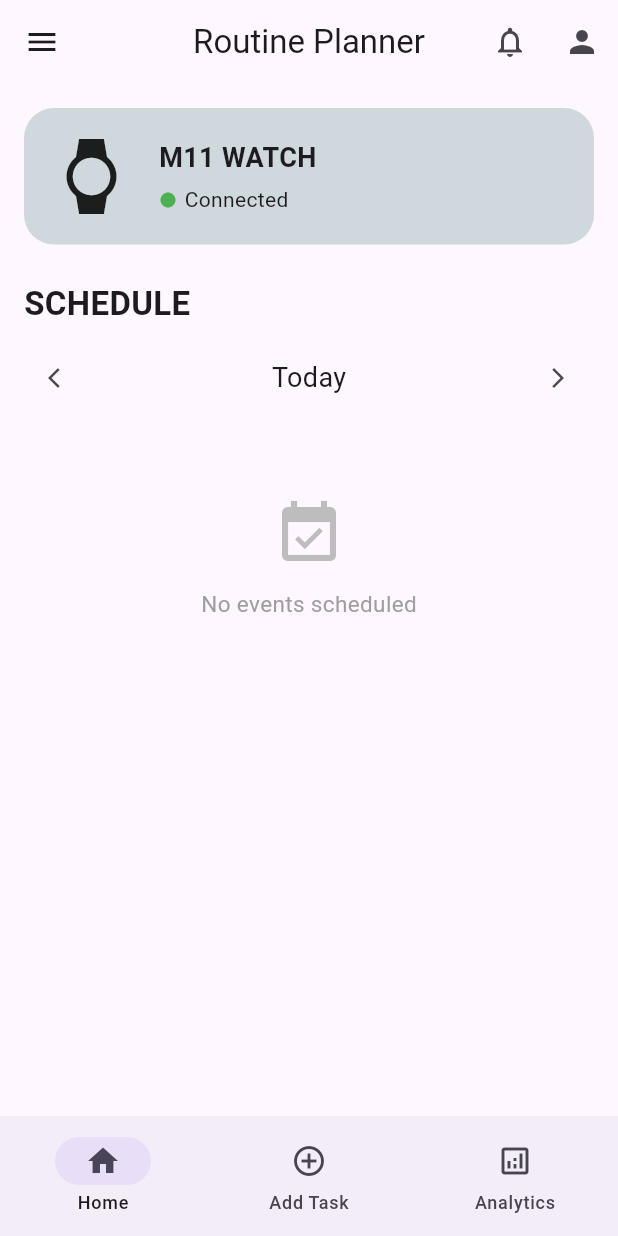
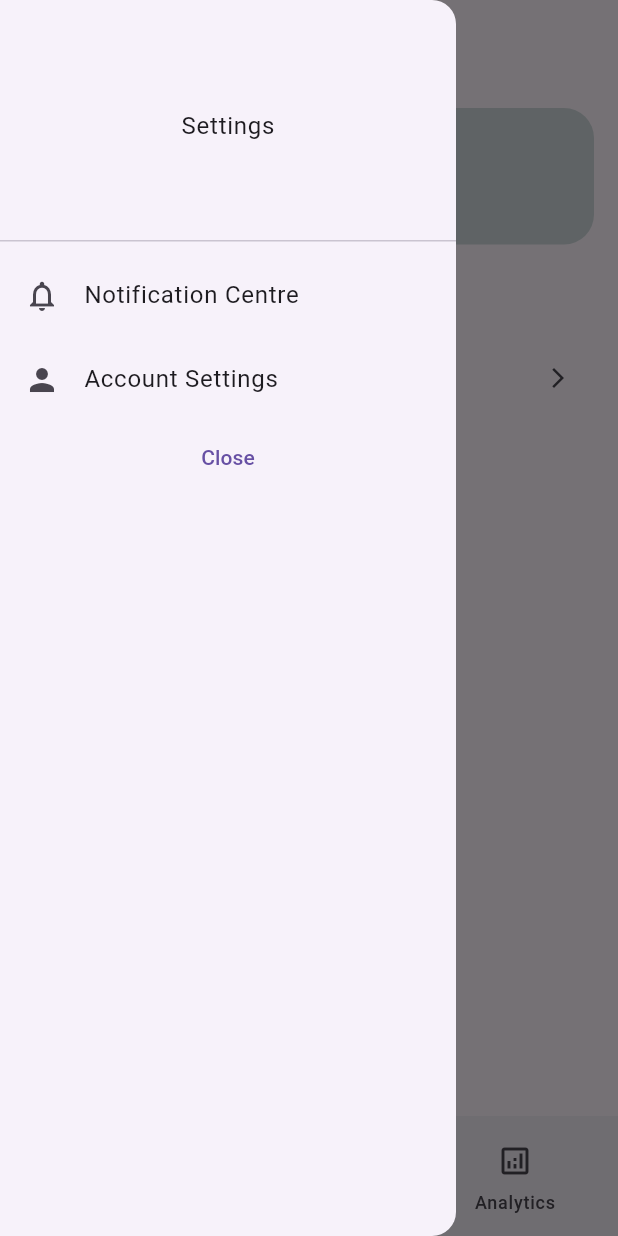
Before and after one commit to world2g/routineapp, a Flutter app: the screen it shows after launch, with the side drawer open (before the commit the screen has no drawer), on a phone screen of 412 x 824 dp. Run offline on Flutter 3.47's test engine with Material 3 defaults, Android fonts, the phone set to English and light mode, and no system bars; drawn by our look-alikes of calendar_view.

Commit message:
Landing Page

```diff
--- a/lib/main.dart
+++ b/lib/main.dart
@@ -43,42 +43,49 @@ class _HomePageState extends State<HomePage> {
     AnalyticsScreen(),
   ];
 
+
   @override
   Widget build(BuildContext context) {
     return Scaffold(
-      appBar: AppBar(
-        leading: Builder(
-          builder: (BuildContext context) {
-            return IconButton(
-              icon: const Icon(Icons.menu),
-              onPressed: () {
-                Scaffold.of(context).openDrawer();
-              },
-              tooltip: MaterialLocalizations.of(context).openAppDrawerTooltip,
-            );
-          },
-        ),
+      appBar:AppBar(
         title: const Text("Routine Planner"),
         centerTitle: true,
-        actions: [
-          IconButton(
-            icon: const Icon(Icons.notifications_none),
-            onPressed: () {
+      ),
+
+      body: pages[currentPageIndex],
+
+      drawer: Drawer(
+        child: ListView(
+          children:<Widget>[
+            const DrawerHeader(
+              child: Center(
+                child: Text('Settings')
+              )
+            ),
+            ListTile(
+              leading: const Icon(Icons.notifications_none),
+              title: const Text('Notification Centre'),
+              onTap: () {
               Navigator.push(
                 context,
                 MaterialPageRoute(
-                  builder: (_) => const Scaffold(
-                    body: NotificationCentre(),
-                  ),
+                  builder: (_) => const Scaffold(body: NotificationCentre()),
                 ),
               );
             },
-          ),
-          IconButton(icon: const Icon(Icons.person), onPressed: () {}),
-        ],
+            ),
+            ListTile(
+              leading: const Icon(Icons.person),
+              title: const Text('Account Settings'),
+              onTap: () {}
+            ),
+            TextButton(
+              child: const Text('Close'),
+              onPressed: () {Navigator.of(context).pop();},
+            )
+          ]
+        )
       ),
-
-      body: pages[currentPageIndex],
 
       bottomNavigationBar: NavigationBar(
         selectedIndex: currentPageIndex,
--- a/lib/pages/analytics.dart
+++ b/lib/pages/analytics.dart
@@ -569,7 +569,7 @@ class _PendingToday extends StatelessWidget {
       shrinkWrap: true,
       physics: const NeverScrollableScrollPhysics(),
       itemCount: events.length,
-      separatorBuilder: (_, __) => const SizedBox(height: 8),
+      separatorBuilder: (_, _) => const SizedBox(height: 8),
       itemBuilder: (context, i) {
         final e = events[i];
         return Container(
--- a/lib/pages/homescreen.dart
+++ b/lib/pages/homescreen.dart
@@ -147,7 +147,7 @@ class _ScheduleSectionState extends State<ScheduleSection> {
         // Listen to completedEvents so ticking "done" refreshes the list
         ValueListenableBuilder<Set<String>>(
           valueListenable: AppState.completedEvents,
-          builder: (context, _, __) {
+          builder: (context, _, _) {
             final events = _eventsForDay(controller);
 
             if (events.isEmpty) {
@@ -177,7 +177,7 @@ class _ScheduleSectionState extends State<ScheduleSection> {
               shrinkWrap: true,
               physics: const NeverScrollableScrollPhysics(),
               itemCount: events.length,
-              separatorBuilder: (_, __) => const SizedBox(height: 10),
+              separatorBuilder: (_, _) => const SizedBox(height: 10),
               itemBuilder: (context, index) {
                 return ScheduleItem(event: events[index]);
               },
```
